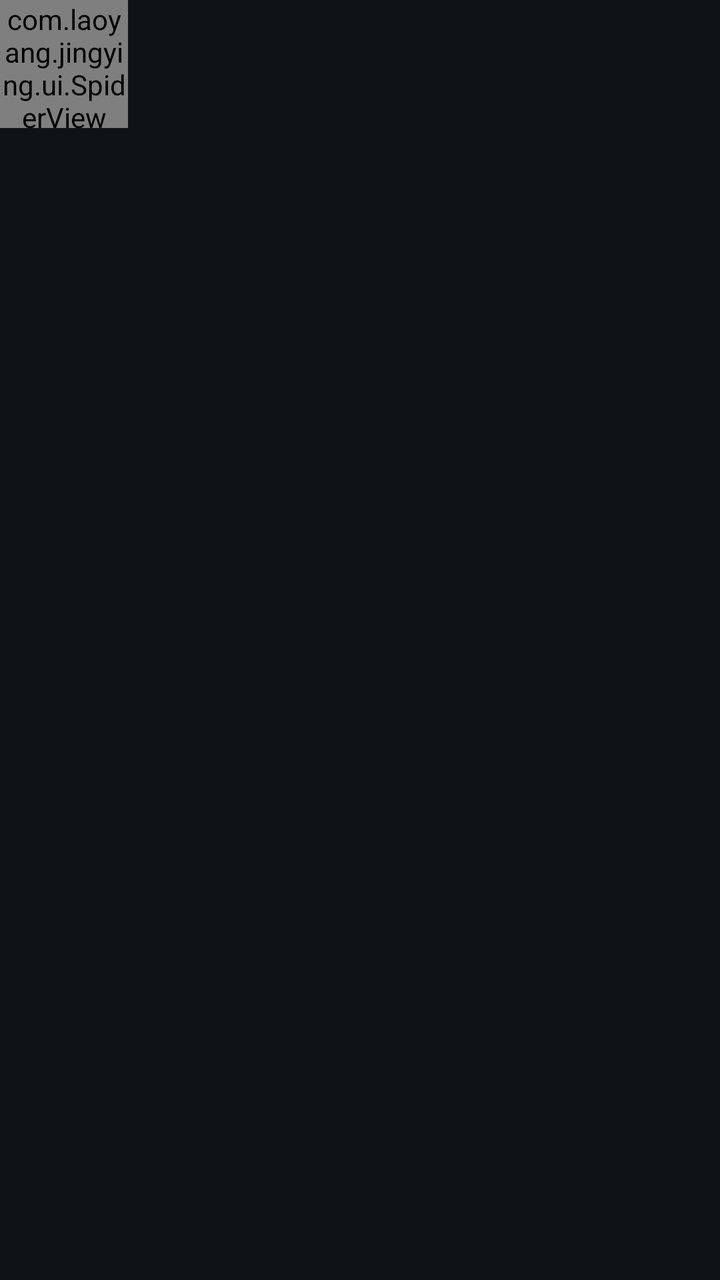
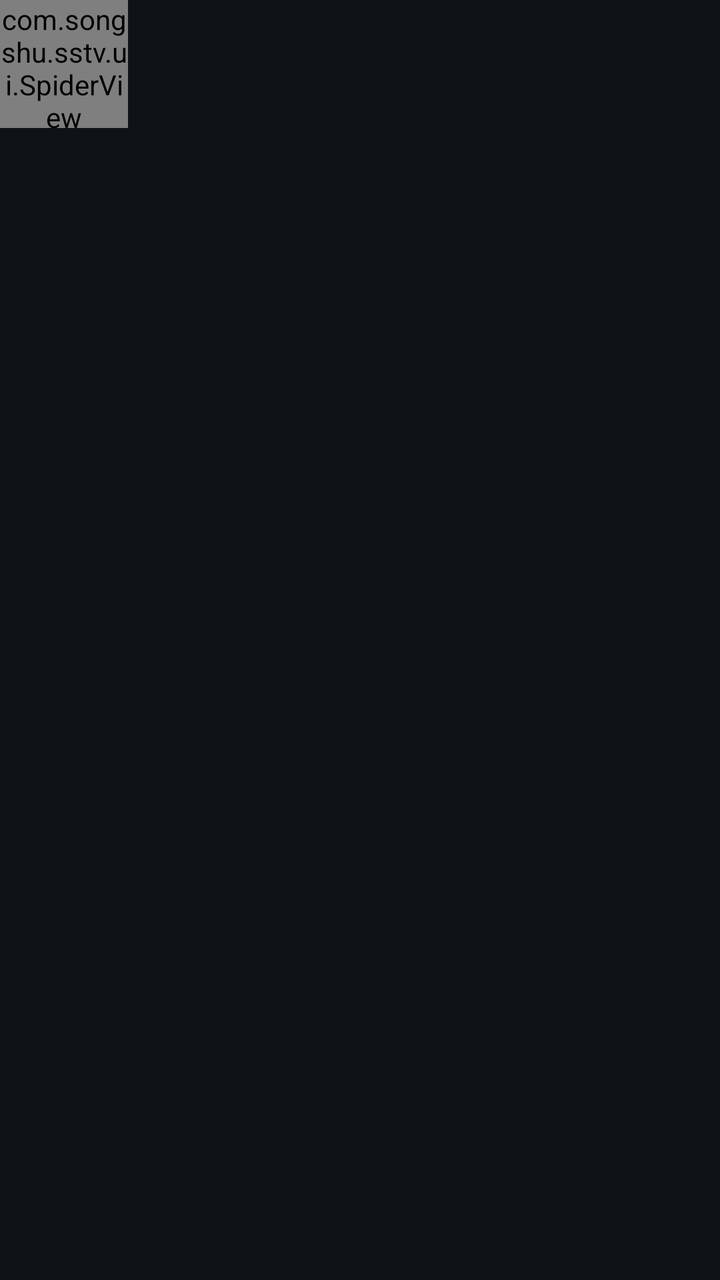

Before-and-after screenshots of an Android layout around one commit, followed by the original layout XML and the change that was made.
<!-- AndroidManifest.xml: application theme AppTheme -->
<!-- res/layout/overlay_dl.xml -->
<?xml version="1.0" encoding="utf-8"?>
<FrameLayout xmlns:android="http://schemas.android.com/apk/res/android"
    android:id="@+id/ovRoot"
    android:layout_width="wrap_content"
    android:layout_height="wrap_content">

    
    <LinearLayout
        android:id="@+id/ovPill"
        android:layout_width="214dp"
        android:layout_height="wrap_content"
        android:background="@drawable/bg_overlay_pill"
        android:orientation="vertical"
        android:paddingLeft="13dp"
        android:paddingTop="9dp"
        android:paddingRight="9dp"
        android:paddingBottom="9dp"
        android:visibility="gone">

        <LinearLayout
            android:layout_width="match_parent"
            android:layout_height="wrap_content"
            android:gravity="center_vertical"
            android:orientation="horizontal">

            <TextView
                android:id="@+id/oTitle"
                android:layout_width="0dp"
                android:layout_height="wrap_content"
                android:layout_weight="1"
                android:ellipsize="end"
                android:maxLines="1"
                android:textColor="@color/text"
                android:textSize="13sp" />

            <TextView
                android:id="@+id/oPercent"
                android:layout_width="wrap_content"
                android:layout_height="wrap_content"
                android:layout_marginLeft="8dp"
                android:minWidth="46dp"
                android:gravity="right"
                android:textColor="@color/text"
                android:textSize="16sp"
                android:textStyle="bold" />

            <TextView
                android:id="@+id/oFold"
                android:layout_width="26dp"
                android:layout_height="26dp"
                android:layout_marginLeft="4dp"
                android:gravity="center"
                android:text="—"
                android:textColor="@color/text_dim"
                android:textSize="14sp" />
        </LinearLayout>

        <ProgressBar
            android:id="@+id/oBar"
            style="?android:attr/progressBarStyleHorizontal"
            android:layout_width="match_parent"
            android:layout_height="4dp"
            android:layout_marginTop="7dp"
            android:layout_marginRight="4dp"
            android:max="100"
            android:progressDrawable="@drawable/progress_bar" />

        <TextView
            android:id="@+id/oDetail"
            android:layout_width="match_parent"
            android:layout_height="wrap_content"
            android:layout_marginTop="6dp"
            android:layout_marginRight="4dp"
            android:ellipsize="end"
            android:maxLines="1"
            android:textColor="@color/text_dim"
            android:textSize="11sp" />
    </LinearLayout>

    
    <com.laoyang.jingying.ui.SpiderView
        android:id="@+id/ovBall"
        android:layout_width="64dp"
        android:layout_height="64dp"
        android:visibility="visible" />

</FrameLayout>
<!-- resources referenced by this layout -->
<resources>
  <color name="text">#F2F4F7</color>
  <color name="text_dim">#98A2B3</color>
  <!-- drawable bg_overlay_pill (drawable) -->
  <?xml version="1.0" encoding="utf-8"?>
  <shape xmlns:android="http://schemas.android.com/apk/res/android"
      android:shape="rectangle">
      <solid android:color="#F7161B22" />
      <corners android:radius="14dp" />
      <stroke
          android:width="1dp"
          android:color="#59334050" />
  </shape>
  <!-- drawable progress_bar (drawable) -->
  <?xml version="1.0" encoding="utf-8"?>
  <layer-list xmlns:android="http://schemas.android.com/apk/res/android">
      <item android:id="@android:id/background">
          <shape>
              <corners android:radius="3dp" />
              <solid android:color="#2A313A" />
          </shape>
      </item>
      <item android:id="@android:id/secondaryProgress">
          <clip>
              <shape>
                  <corners android:radius="3dp" />
                  <solid android:color="#8C161A" />
              </shape>
          </clip>
      </item>
      <item android:id="@android:id/progress">
          <clip>
              <shape>
                  <corners android:radius="3dp" />
                  <solid android:color="#E62429" />
              </shape>
          </clip>
      </item>
  </layer-list>
  <style name="AppTheme" parent="Theme.AppCompat.NoActionBar">
          <item name="android:windowBackground">@color/bg</item>
          <item name="android:statusBarColor">@color/bg</item>
          <item name="android:navigationBarColor">@color/bg</item>
          <item name="android:textColorPrimary">@color/text</item>
          <item name="android:textColorSecondary">@color/text_dim</item>
          <item name="colorAccent">@color/primary</item>
      </style>
  <color name="bg">#0F1216</color>
  <color name="primary">#E62429</color>
</resources>

<!-- the commit's change to res/layout/overlay_dl.xml (unified diff, before → after) -->
@@ -78,7 +78,7 @@
     </LinearLayout>
 
     
-    <com.laoyang.jingying.ui.SpiderView
+    <com.songshu.sstv.ui.SpiderView
         android:id="@+id/ovBall"
         android:layout_width="64dp"
         android:layout_height="64dp"
